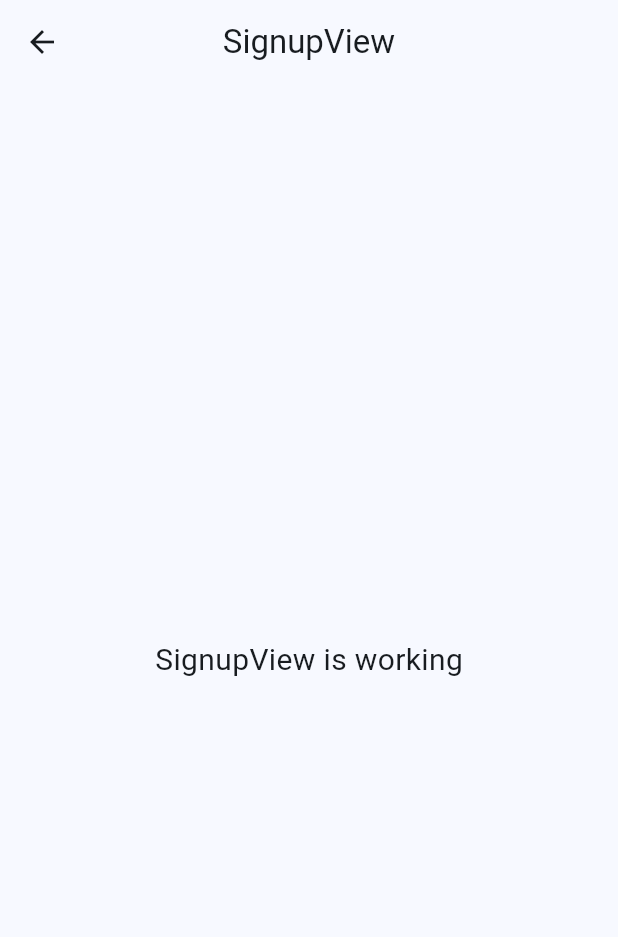
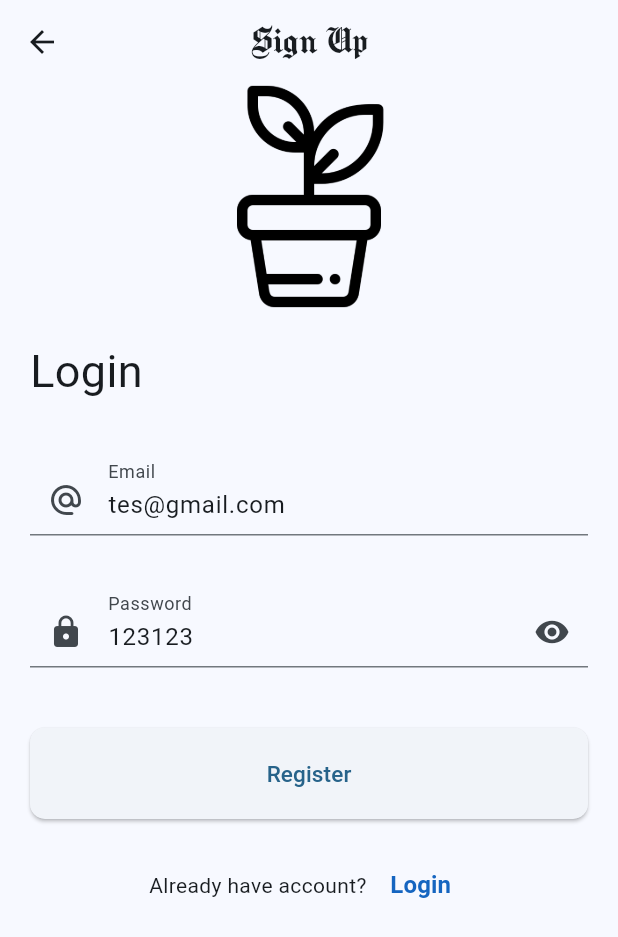
Before and after one commit to ianmadiana/book_times, a Flutter app: the SignupView screen opened by its route, on a phone screen of 412 x 824 dp. Shown: the top 937 px of the screen. Run offline on Flutter 3.47's test engine with Material 2 defaults, Android fonts, the light colour scheme and no system bars; our stand-ins replace cloud_firestore, firebase_auth, firebase_core, get; accounts and stored records are empty; network calls fail; Roboto replaces fonts that are missing (ConcertOne).

Commit message:
Add Auth

```diff
--- a/lib/app/controllers/auth_controller.dart
+++ b/lib/app/controllers/auth_controller.dart
@@ -1,3 +1,4 @@
+import 'package:book_times/app/routes/app_pages.dart';
 import 'package:firebase_auth/firebase_auth.dart';
 import 'package:get/get.dart';
 
@@ -10,11 +11,11 @@ class AuthController extends GetxController {
 
   Stream<User?> get streamAuthStatus => auth.authStateChanges();
 
-  void signup() {}
-  void login(String email, String password) async {
+  void signup(String email, String password) async {
     try {
-      UserCredential userCredential = await auth.signInWithEmailAndPassword(
+      UserCredential userCredential = await auth.createUserWithEmailAndPassword(
           email: email, password: password);
+      Get.offAllNamed(Routes.HOME);
     } on FirebaseAuthException catch (e) {
       if (e.code == 'user-not-found') {
         print('No user found for that email');
@@ -24,7 +25,22 @@ class AuthController extends GetxController {
     }
   }
 
+  void login(String email, String password) async {
+    try {
+      UserCredential userCredential = await auth.signInWithEmailAndPassword(
+          email: email, password: password);
+      Get.offAllNamed(Routes.HOME);
+    } on FirebaseAuthException catch (e) {
+      if (e.code == 'weak-password') {
+        print('The password provided is too weak.');
+      } else if (e.code == 'email-already-in-us') {
+        print('The account already exists.');
+      }
+    }
+  }
+
   void logout() async {
     await FirebaseAuth.instance.signOut();
+    Get.offAllNamed(Routes.LOGIN);
   }
 }
--- a/lib/app/modules/home/views/home_view.dart
+++ b/lib/app/modules/home/views/home_view.dart
@@ -10,9 +10,11 @@ import '../controllers/home_controller.dart';
 class HomeView extends GetView<HomeController> {
   HomeView({Key? key}) : super(key: key);
 
+
+
   @override
   Widget build(BuildContext context) {
-    Get.put(HomeController());
+    // Get.put(HomeController());
     final authC = Get.find<AuthController>();
     return Scaffold(
       // extendBody: true,s
--- a/lib/app/modules/signup/controllers/signup_controller.dart
+++ b/lib/app/modules/signup/controllers/signup_controller.dart
@@ -1,23 +1,15 @@
 import 'package:get/get.dart';
+import 'package:flutter/material.dart';
 
 class SignupController extends GetxController {
-  //TODO: Implement SignupController
-
-  final count = 0.obs;
-  @override
-  void onInit() {
-    super.onInit();
-  }
-
-  @override
-  void onReady() {
-    super.onReady();
-  }
+  TextEditingController emailC = TextEditingController(text: 'tes@gmail.com');
+  TextEditingController passC = TextEditingController(text: '123123');
 
   @override
   void onClose() {
+    // TODO: implement onClose
+    emailC.dispose();
+
     super.onClose();
   }
-
-  void increment() => count.value++;
 }
--- a/lib/app/modules/signup/views/signup_view.dart
+++ b/lib/app/modules/signup/views/signup_view.dart
@@ -1,3 +1,4 @@
+import 'package:book_times/app/controllers/auth_controller.dart';
 import 'package:flutter/material.dart';
 
 import 'package:get/get.dart';
@@ -5,18 +6,144 @@ import 'package:get/get.dart';
 import '../controllers/signup_controller.dart';
 
 class SignupView extends GetView<SignupController> {
-  const SignupView({Key? key}) : super(key: key);
+  SignupView({Key? key}) : super(key: key);
+
+  bool _obscureText = true;
+
+  final authC = Get.find<AuthController>();
   @override
   Widget build(BuildContext context) {
     return Scaffold(
       appBar: AppBar(
-        title: const Text('SignupView'),
+        title: const Text(
+          'Sign Up',
+          style: TextStyle(fontFamily: 'chomsky'),
+        ),
         centerTitle: true,
       ),
-      body: const Center(
-        child: Text(
-          'SignupView is working',
-          style: TextStyle(fontSize: 20),
+      body: Center(
+        child: ListView(
+          children: [
+            // widget kolom untuk membungkus gambar dan input text email dan password
+            Column(
+              mainAxisAlignment: MainAxisAlignment.start,
+              crossAxisAlignment: CrossAxisAlignment.start,
+              children: [
+                Center(
+                  // widget gambar
+                  child: SizedBox(
+                    height: 150,
+                    child: Image.asset('assets/icons/sprout.png'),
+                  ),
+                ),
+                // widget container untuk membungkus widget text "Login"
+                Container(
+                  padding: const EdgeInsets.all(20),
+                  child: const Text(
+                    "Login",
+                    style: TextStyle(fontFamily: 'ConcertOne', fontSize: 30),
+                  ),
+                ),
+                Padding(
+                  padding: const EdgeInsets.all(20),
+                  // widget textfield untuk memasukkan input email
+                  child: TextField(
+                    controller: controller.emailC,
+                    keyboardType: TextInputType.emailAddress,
+                    textInputAction: TextInputAction.next,
+                    decoration: const InputDecoration(
+                      contentPadding:
+                          EdgeInsetsDirectional.symmetric(horizontal: 10),
+                      prefixIcon: Icon(Icons.alternate_email_rounded),
+                      labelText: "Email",
+                      hintText: "Email ID",
+                    ),
+                  ),
+                ),
+                Padding(
+                  padding: const EdgeInsets.all(20),
+                  // widget textfield untuk memasukkan input password
+                  child: TextField(
+                    // controller input form email dan password
+                    controller: controller.passC,
+                    // obscureText: _obscureText,
+                    decoration: InputDecoration(
+                      contentPadding:
+                          const EdgeInsetsDirectional.symmetric(horizontal: 10),
+                      prefixIcon: const Icon(Icons.lock),
+                      labelText: 'Password',
+                      suffixIcon: IconButton(
+                        icon: Icon(
+                          _obscureText
+                              ? Icons.visibility
+                              : Icons.visibility_off,
+                        ),
+                        onPressed: () => null,
+                        // onPressed: _toggleObscureText,
+                      ),
+                    ),
+                  ),
+                ),
+                // widget text untuk 'forgot password'
+              ],
+            ),
+            Padding(
+              padding: const EdgeInsets.all(20),
+              child: ElevatedButton(
+                // ketika user valid akan dinavigasikan ke halaman berikutnya
+                onPressed: () =>
+                    authC.signup(controller.emailC.text, controller.passC.text)
+                // if (_isLoginValid()) {
+                //   _navigateToMainMenu();
+                // } else {
+                //   // widget pop up ketika user salah memasukkan username atau password
+                //   showDialog(
+                //     context: context,
+                //     builder: (context) => AlertDialog(
+                //       title: const Text('Login Failed'),
+                //       content: const Text('Invalid username or password'),
+                //       actions: <Widget>[
+                //         TextButton(
+                //           child: const Text('OK'),
+                //           onPressed: () => Navigator.of(context).pop(),
+                //         ),
+                //       ],
+                //     ),
+                //   );
+                // }
+                ,
+                style: ElevatedButton.styleFrom(
+                  padding: const EdgeInsetsDirectional.symmetric(
+                    vertical: 20,
+                  ),
+                  shape: RoundedRectangleBorder(
+                      borderRadius: BorderRadius.circular(10)),
+                ),
+                child: const Text("Register",
+                    style: TextStyle(fontFamily: 'ConcertOne', fontSize: 15)),
+              ),
+            ),
+            // widget row untuk text 'new user' dan 'register'
+            Row(
+              mainAxisAlignment: MainAxisAlignment.center,
+              children: [
+                const Text(
+                  "Already have account? ",
+                ),
+                TextButton(
+                  onPressed: () => Get.back(),
+                  child: Text(
+                    "Login",
+                    style: TextStyle(
+                      fontSize: 16,
+                      fontWeight: FontWeight.bold,
+                      color: Colors.blue[800],
+                    ),
+                  ),
+                )
+              ],
+            )
+          ],
         ),
       ),
     );
--- a/lib/app/routes/app_pages.dart
+++ b/lib/app/routes/app_pages.dart
@@ -34,7 +34,7 @@ class AppPages {
     ),
     GetPage(
       name: _Paths.SIGNUP,
-      page: () => const SignupView(),
+      page: () =>  SignupView(),
       binding: SignupBinding(),
     ),
   ];
--- a/lib/main.dart
+++ b/lib/main.dart
@@ -30,8 +30,8 @@ class MyApp extends StatelessWidget {
             print(snapshot.data);
             return GetMaterialApp(
               title: "Application",
-              // initialRoute: snapshot.data != null ? Routes.HOME : Routes.LOGIN,
-              home: snapshot.data != null ? HomeView() : LoginView(),
+              initialRoute: snapshot.data != null ? Routes.HOME : Routes.LOGIN,
+              // home: snapshot.data != null ? HomeView() : LoginView(),
               debugShowCheckedModeBanner: false,
               getPages: AppPages.routes,
               theme: ThemeData(
```
Also changed, not shown: lib/app/modules/login/controllers/login_controller.dart (+6 -14 lines), lib/app/modules/login/views/login_view.dart (+9 -7 lines), assets/icons/sprout.png (added).
